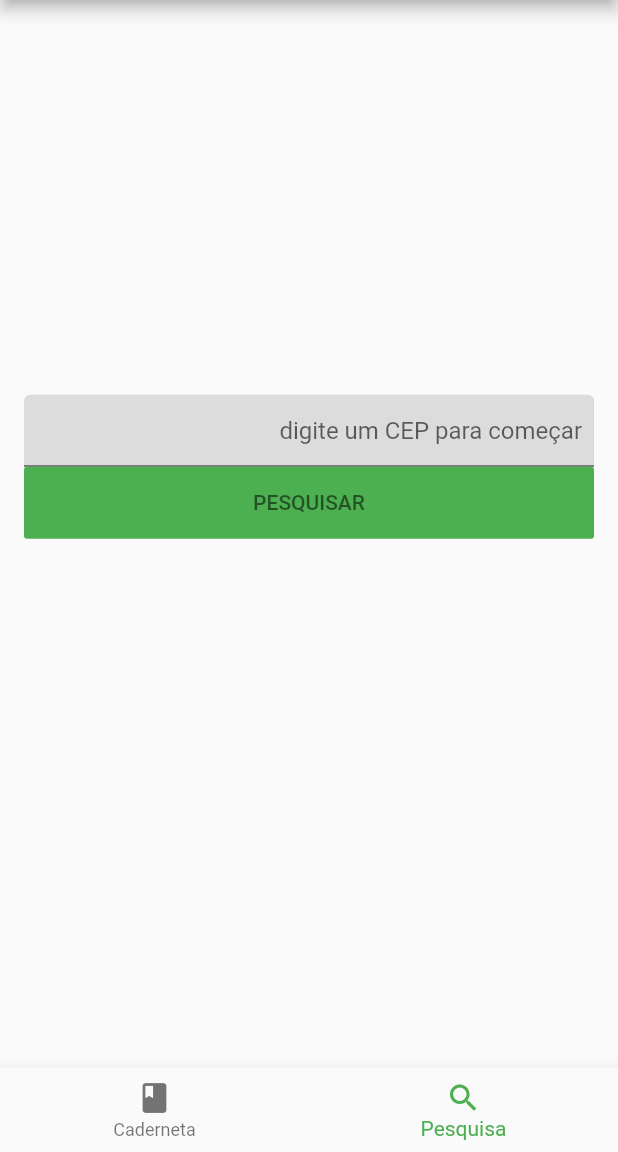
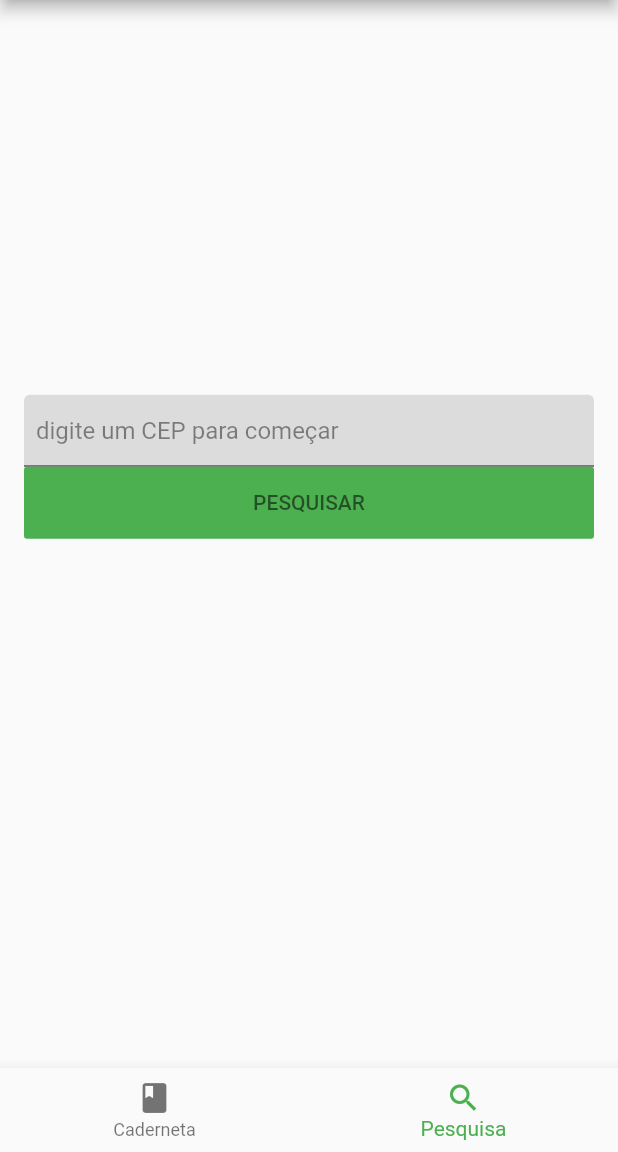
Before and after one commit to franciscomiranda0/konsi_challenge, a Flutter app: the screen it shows after launch, item 2 of the bottom bar chosen, on a phone screen of 412 x 824 dp, the part 84-1236 px from its top. Run offline on Flutter 3.47's test engine with Material 2 defaults, Android fonts, the phone set to English and light mode, and no system bars; our stand-ins replace flutter_bloc, flutter_dotenv, flutter_hooks.

Commit message:
changed form text style for hint

```diff
--- a/lib/src/presentation/pages/cep_manager_page/widgets/search_view.dart
+++ b/lib/src/presentation/pages/cep_manager_page/widgets/search_view.dart
@@ -28,8 +28,9 @@ class SearchView extends HookWidget {
               fillColor: Colors.black12,
               filled: true,
               hintText: 'digite um CEP para começar',
+              hintStyle: TextStyle(color: Colors.black45),
             ),
-            textAlign: TextAlign.end,
+            textAlign: TextAlign.start,
           ),
           KonsiPrimaryButton(
             showLoadIndicator: showProgress.value,
```
